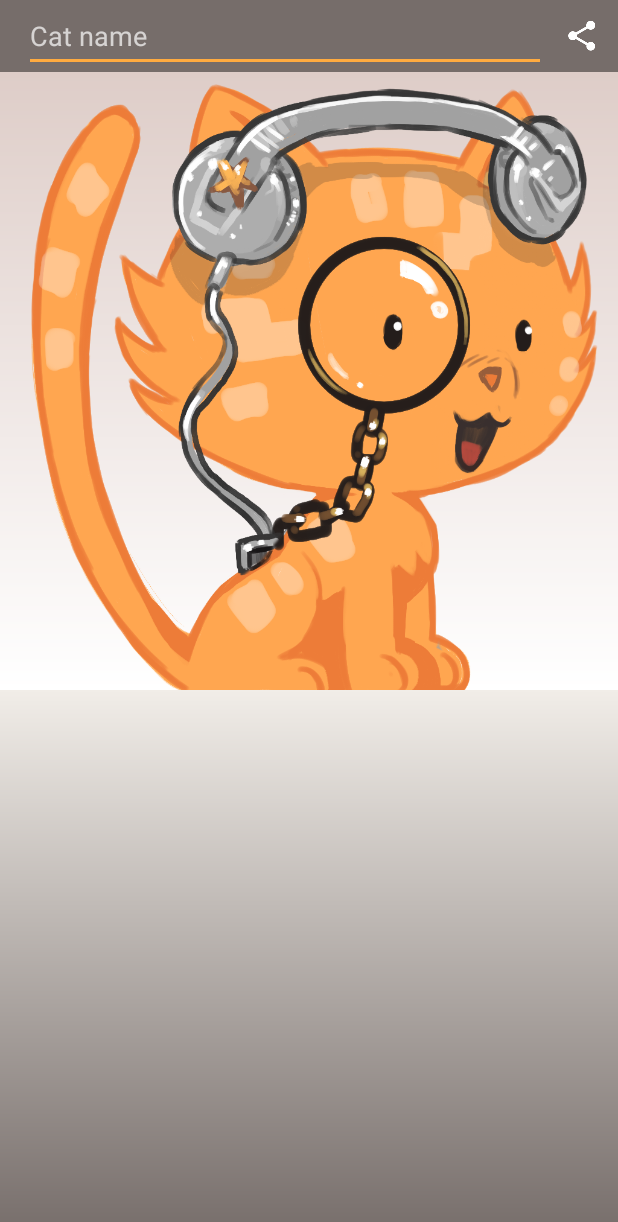
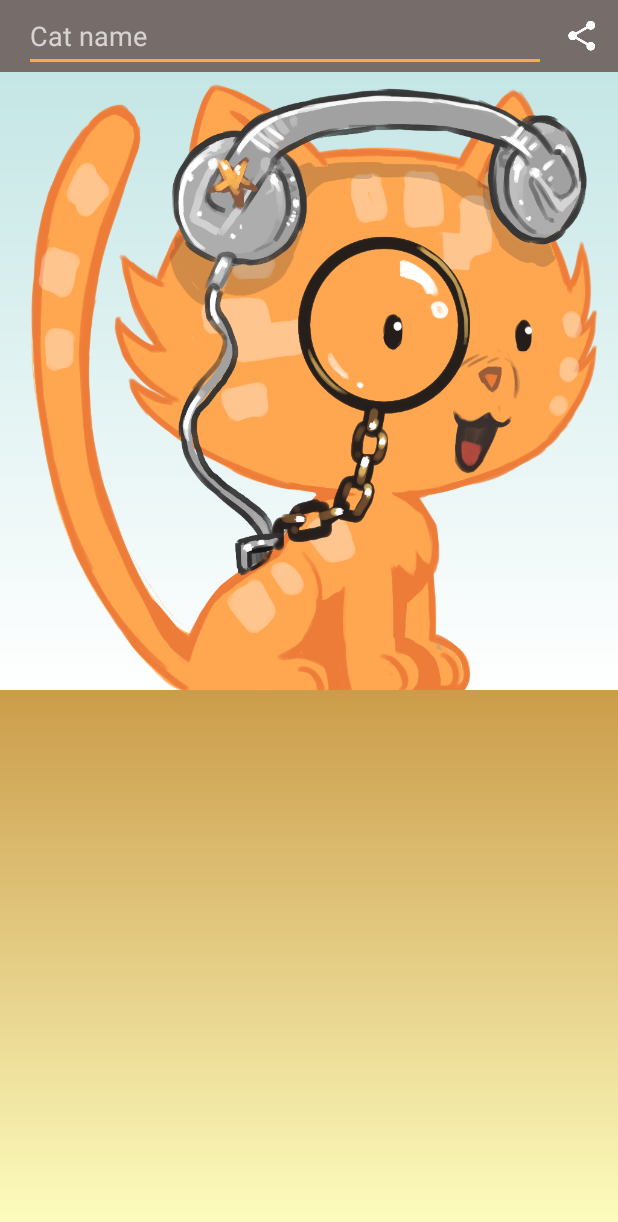
Before and after one commit to agateau/cat-avatar-generator-app, an Android app: the screen it shows after launch (MainActivity), on a phone screen of 412 x 824 dp. Shown: the top 1222 px of the screen. Run offline under Robolectric (Android 15) with nearby library versions, the phone set to English and light mode, and no system bars.

Commit message:
Nicer background colors

```diff
--- a/app/src/main/res/values/colors.xml
+++ b/app/src/main/res/values/colors.xml
@@ -3,8 +3,8 @@
     <color name="colorPrimary">#766d6a</color>
     <color name="colorPrimaryDark">#766d6a</color>
     <color name="colorAccent">#ffab40</color>
-    <color name="wallTop">#decdc8</color>
+    <color name="wallTop">#c4e6e5</color>
     <color name="wallBottom">#ffffff</color>
-    <color name="floorTop">#f1ede8</color>
-    <color name="floorBottom">#766d6a</color>
+    <color name="floorTop">#cb9c4a</color>
+    <color name="floorBottom">#feffc1</color>
 </resources>
```
